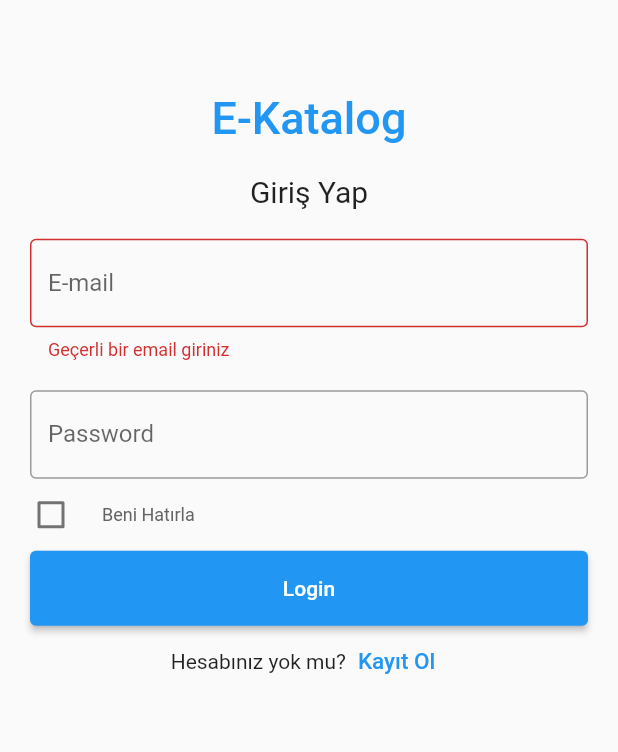
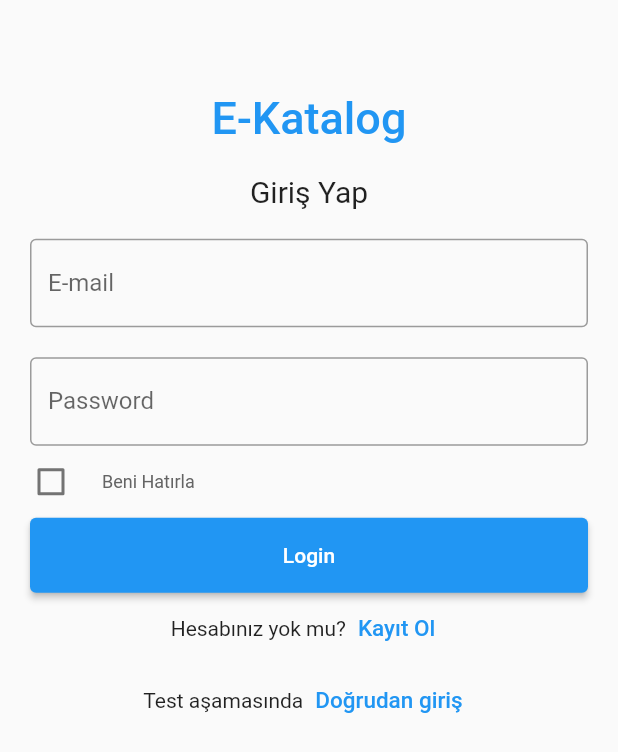
Before and after one commit to suleymanuren/Product-App, a Flutter app: the screen it shows after launch, after a tap on "Login", on a phone screen of 412 x 824 dp. Shown: the top 752 px of the screen. Run offline on Flutter 3.47's test engine with Material 2 defaults, Android fonts, the phone set to English and light mode, and no system bars; our stand-ins replace dio, get, mask_text_input_formatter, shared_preferences; network calls fail; Roboto replaces fonts that are missing (Rubic).

Commit message:
some fix

```diff
--- a/lib/login/register/login_page.dart
+++ b/lib/login/register/login_page.dart
@@ -1,8 +1,14 @@
+import 'dart:convert';
+
 import 'package:flutter/material.dart';
 import 'package:product_app/login/register/register_page.dart';
+import 'package:product_app/main_page/main_page.dart';
 import 'package:shared_preferences/shared_preferences.dart';
+import '../../models/product_models.dart';
 import '../../ui/responsive.dart';
 import '../../ui/validators.dart';
+import 'package:http/http.dart' as http;
+import 'package:provider/provider.dart';
 
 class LoginPage extends StatefulWidget {
   const LoginPage({Key? key}) : super(key: key);
@@ -20,6 +26,7 @@ class _LoginPageState extends State<LoginPage> {
   @override
   Widget build(BuildContext context) {
     SizeConfig().init(context);
+    AllProducts allProducts = AllProducts();
 
     return Scaffold(
       body: Form(
@@ -28,7 +35,9 @@ class _LoginPageState extends State<LoginPage> {
             padding: const EdgeInsets.all(10),
             child: ListView(
               children: <Widget>[
-                SizedBox(height: SizeConfig.screenHeight*.05,),
+                SizedBox(
+                  height: SizeConfig.screenHeight * .05,
+                ),
                 Container(
                     alignment: Alignment.center,
                     padding: const EdgeInsets.all(10),
@@ -49,9 +58,7 @@ class _LoginPageState extends State<LoginPage> {
                 Container(
                   padding: const EdgeInsets.all(10),
                   child: Form(
-                    autovalidateMode: AutovalidateMode.always,
                     child: TextFormField(
-                      autovalidateMode: AutovalidateMode.onUserInteraction,
                       validator: (input) => input!.isValidEmail()
                           ? null
                           : "Geçerli bir email giriniz",
@@ -66,7 +73,6 @@ class _LoginPageState extends State<LoginPage> {
                 Container(
                   padding: const EdgeInsets.fromLTRB(10, 10, 10, 0),
                   child: TextFormField(
-                    autovalidateMode: AutovalidateMode.onUserInteraction,
                     validator: (input) => input!.isValidPassword()
                         ? null
                         : "Şifreniz 6 ila 20 karakter arasında olmalı ve harf içermelidir",
@@ -78,7 +84,9 @@ class _LoginPageState extends State<LoginPage> {
                     ),
                   ),
                 ),
-     Row(children: [           Checkbox(
+                Row(
+                  children: [
+                    Checkbox(
                         activeColor: Color(0xff00C8E8),
                         value: _isChecked,
                         onChanged: _handleRemeberme),
@@ -87,13 +95,21 @@ class _LoginPageState extends State<LoginPage> {
                         style: TextStyle(
                             color: Color(0xff646464),
                             fontSize: 12,
-                        fontFamily: 'Rubic')),],),
+                            fontFamily: 'Rubic')),
+                  ],
+                ),
                 Container(
                     height: 50,
                     padding: const EdgeInsets.fromLTRB(10, 0, 10, 0),
                     child: ElevatedButton(
                       child: const Text('Login'),
                       onPressed: () {
+                        setState(() {});
+                        login(
+                          passwordController.text,
+                          emailController.text,
+                        );
+
                         print(emailController.text);
                         print(passwordController.text);
                       },
@@ -107,11 +123,36 @@ class _LoginPageState extends State<LoginPage> {
                         style: TextStyle(fontSize: 15),
                       ),
                       onPressed: () {
-Navigator.popAndPushNamed(context, RegisterPage.routeName);                    },
-                    )
+                        Navigator.popAndPushNamed(
+                            context, RegisterPage.routeName);
+                      },
+                    ),
+
                   ],
+
+
                   mainAxisAlignment: MainAxisAlignment.center,
                 ),
+                   Row(
+                  children: <Widget>[
+            const Text('Test aşamasında'),
+                    TextButton(
+                      child: const Text(
+                        'Doğrudan giriş',
+                        style: TextStyle(fontSize: 15),
+                      ),
+                      onPressed: () {
+                        Navigator.popAndPushNamed(
+                            context, MainPage.routeName);
+                      },
+                    )
+
+                  ],
+
+
+                  mainAxisAlignment: MainAxisAlignment.center,
+                ),
+
               ],
             )),
       ),
@@ -132,4 +173,37 @@ Navigator.popAndPushNamed(context, RegisterPage.routeName);                    }
       _isChecked = checkBoxState;
     });
   }
+
+  login(String password, email) async {
+    String userToken;
+    Map data = {
+      'password': passwordController.text,
+      'email': emailController.text,
+    };
+    print(data);
+
+    String body = json.encode(data);
+    var url = 'https://assignment-api.piton.com.tr/api/v1/user/login';
+    var response = await http.post(
+      Uri.parse(url),
+      body: body,
+      headers: {
+        "Content-Type": "application/json",
+        "accept": "application/json",
+        "Access-Control-Allow-Origin": "*"
+      },
+    );
+    print("${response.body}");
+    if (response.statusCode == 200) {
+      setState(() {
+        Map<String, dynamic> json = jsonDecode(response.body);
+        var userToken = json['token'];
+        print("${"${userToken}"}");
+
+        return userToken;
+      });
+    } else {
+      print('error');
     }
+  }
+}
--- a/lib/main.dart
+++ b/lib/main.dart
@@ -1,8 +1,12 @@
 import 'package:flutter/material.dart';
-import 'package:product_app/ui/responsive.dart';
+import 'package:product_app/login/register/login_page.dart';
+import 'package:product_app/provider/product_detail_provider.dart';
+import 'package:product_app/provider/product_provider.dart';
 import 'package:product_app/ui/routes.dart';
+import 'package:provider/provider.dart';
 
-import 'login/register/login_page.dart';
+import 'main_page/main_page.dart';
+import 'package:get/get.dart';
 
 void main() {
   runApp(const MyApp());
@@ -13,17 +17,19 @@ class MyApp extends StatelessWidget {
 
   @override
   Widget build(BuildContext context) {
-
-    return MaterialApp(
-
-      theme: ThemeData(
-
-        primarySwatch: Colors.blue,
+    return MultiProvider(
+      providers: [
+        ChangeNotifierProvider(create: (_) => ProductProvider()),
+        ChangeNotifierProvider(create: (_) => ProductDetailProvider()),
+      ],
+      child: GetMaterialApp(
+        theme: ThemeData(
+          primarySwatch: Colors.blue,
+        ),
+        debugShowCheckedModeBanner: false,
+        home: LoginPage(),
+        routes: routes,
       ),
-
-      debugShowCheckedModeBanner: false,
-      home: const LoginPage(),
-      routes: routes,
     );
   }
 }
--- a/lib/ui/routes.dart
+++ b/lib/ui/routes.dart
@@ -1,16 +1,13 @@
 import 'package:flutter/material.dart';
 import 'package:product_app/login/register/register_page.dart';
+import 'package:product_app/main_page/product_detail_page.dart';
 
 import '../login/register/login_page.dart';
-
-
-
-
+import '../main_page/main_page.dart';
 
 final Map<String, WidgetBuilder> routes = {
-
   LoginPage.routeName: (context) => LoginPage(),
-    RegisterPage.routeName: (context) => RegisterPage(),
-
-
+  RegisterPage.routeName: (context) => RegisterPage(),
+  MainPage.routeName: (context) => MainPage(),
+  ProductDetail.routeName: (context) => ProductDetail(),
 };
```
Also changed, not shown: lib/login/register/register_page.dart (+91 -39 lines), lib/ui/validators.dart (+3 -7 lines), pubspec.yaml (+8 -3 lines), pubspec.lock, 2 other files. Lines whose indentation alone changed are shown as unchanged.
